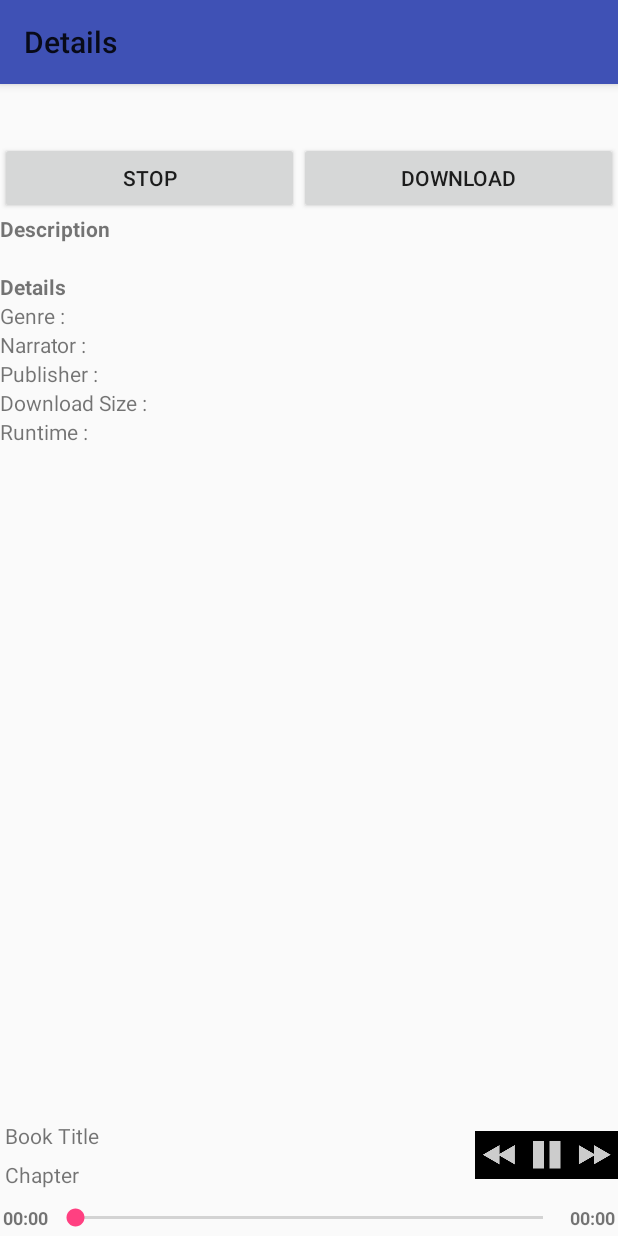
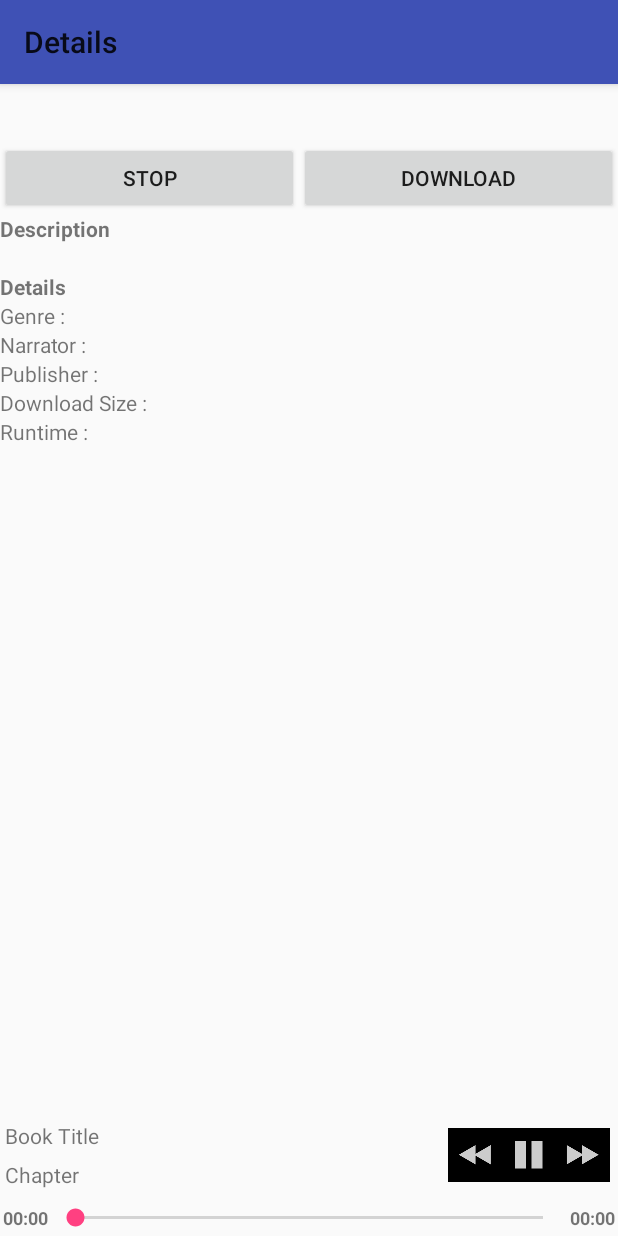
Before and after one commit to FindawayWorld/professorx, an Android app: the DetailsFragment screen opened directly, with no data from a screen before it, after a tap on "PLAY", on a phone screen of 412 x 824 dp. Run offline under Robolectric (Android 15) with nearby library versions, the phone set to English and light mode, and no system bars; our stand-ins replace Picasso; libraries missing offline, so code that uses them is left out: com.squareup.okhttp; pictures from the network do not load; 13 statements that could not run were skipped.

Commit message:
updates + tutorial
made some updates to the code to make it better as well as finished
writing the tutorial that explains.

```diff
--- a/app/src/main/java/com/findaway/audioengine/sample/book/DetailsFragment.java
+++ b/app/src/main/java/com/findaway/audioengine/sample/book/DetailsFragment.java
@@ -31,7 +31,7 @@ import com.squareup.picasso.Picasso;
 /**
  * Created by agofman on 2/8/16.
  */
-public class DetailsFragment extends Fragment implements BookView, View.OnClickListener, PlaybackListener {
+public class DetailsFragment extends Fragment implements BookView, View.OnClickListener {
 
     static String TAG = "Details Fragment";
     private BookPresenter mBookPresenter;
@@ -98,7 +98,8 @@ public class DetailsFragment extends Fragment implements BookView, View.OnClickL
     @Override
     public void setContent(Content content) {
         mContent = content;
-        Picasso.with(getActivity()).load(getActivity().getResources().getString(R.string.MR_IMAGE_COVER_BASE) + mContent.id).into(cover);
+        Picasso.with(getActivity()).load(getActivity().getResources().getString(R.string.MR_IMAGE_COVER_BASE) + mContent.id +
+                getActivity().getResources().getString(R.string.MR_IMAGE_PARAM)).into(cover);
         title.setText(mContent.title);
         author.setText(mContent.author.get(0));
         description.setText(Html.fromHtml(mContent.description));
@@ -125,44 +126,13 @@ public class DetailsFragment extends Fragment implements BookView, View.OnClickL
         } else if (v.getId() == R.id.play) {
             if (playButton.getText().equals("Play")) {
                 mPlaybackEngine.play(mAccountId, null, mContentId, mContent.chapters.get(0).part_number, mContent.chapters.get(0).chapter_number, 0);
-                mPlaybackEngine.registerPlaybackListener(this);
                 mPlayerLayout.setVisibility(View.VISIBLE);
                 playButton.setText("Stop");
             } else if ( playButton.getText().equals("Stop")) {
                 mPlaybackEngine.stop();
-                mPlaybackEngine.unregisterPlaybackListener(this);
                 mPlayerLayout.setVisibility(View.GONE);
                 playButton.setText("Play");
             }
         }
     }
-
-    @Override
-    public void error(PlaybackError playbackError) {
-        Log.e(TAG, "Playback failed: " + playbackError.message);
-
-        Log.e(TAG, "Playback failed: " + playbackError.code + " - " + playbackError.message);
-
-        if (playbackError.code.equals(PlaybackError.CONTENT_NOT_FOUND)) {
-            Toast.makeText(getActivity(), "Playback error: " + playbackError.code + " - Content not found.", Toast.LENGTH_SHORT).show();
-        } else if (playbackError.code.equals(PlaybackError.CHAPTER_NOT_FOUND)) {
-            Toast.makeText(getActivity(), "Playback error: " + playbackError.code + " - Chapter not found.", Toast.LENGTH_SHORT).show();
-        } else if (playbackError.code.equals(PlaybackError.UNAUTHORIZED)) {
-            Toast.makeText(getActivity(), "Playback error: " + playbackError.code + " - User does not have permission. Check credentials.", Toast.LENGTH_SHORT).show();
-        } else if (playbackError.code.equals(PlaybackError.FORBIDDEN)) {
-            Toast.makeText(getActivity(), "Playback error: " + playbackError.code + " - Account does not have permission.", Toast.LENGTH_SHORT).show();
-        } else {
-            Toast.makeText(getActivity(), "Playback error: " + playbackError.code + " - Not curently handled in sample app.", Toast.LENGTH_SHORT).show();
-        }
-    }
-
-    @Override
-    public void update(PlaybackProgressEvent playbackProgressEvent) {
-
-    }
-
-    @Override
-    public void update(PlaybackEvent playbackEvent) {
-
-    }
 }
--- a/app/src/main/java/com/findaway/audioengine/sample/book/PlayerFragment.java
+++ b/app/src/main/java/com/findaway/audioengine/sample/book/PlayerFragment.java
@@ -22,35 +22,26 @@ import com.findaway.audioengine.model.PlaybackError;
 import com.findaway.audioengine.model.PlaybackEvent;
 import com.findaway.audioengine.model.PlaybackProgressEvent;
 import com.findaway.audioengine.sample.R;
-import com.findaway.audioengine.sample.audiobooks.Chapter;
-import com.findaway.audioengine.sample.audiobooks.Content;
+
+import java.util.Locale;
 
 /**
  * Created by agofman on 3/7/16.
  */
-public class PlayerFragment extends Fragment implements View.OnClickListener, PlaybackListener, BookView, SeekBar.OnSeekBarChangeListener {
+public class PlayerFragment extends Fragment implements View.OnClickListener, PlaybackListener, SeekBar.OnSeekBarChangeListener {
 
     static String TAG = "Player Fragment";
     ImageButton playButton, backButton, forwardButton;
     private PlaybackEngine mPlaybackEngine;
-    private String mSessionId, mContentId, mAccountId;
     TextView mTitle, mChapter, mPlayed, mDuration;
     SeekBar mSeekBar;
     PlaybackProgressEvent mPlaybackProgressEvent;
-    PlaybackEvent mPlaybackEvent;
     private Handler uiHandler;
-    private Content mContent;
-    int mSeekTo;
+    int mProgress;
 
     @Override
     public void onCreate(Bundle savedInstanceState) {
         super.onCreate(savedInstanceState);
-
-        BookPresenter bookPresenter = new BookPresenterImpl(this);
-
-        mSessionId = getArguments().getString(BookActivity.EXTRA_SESSION_ID);
-        mContentId = getArguments().getString(BookActivity.EXTRA_CONTENT_ID);
-        mAccountId = getArguments().getString(BookActivity.EXTRA_ACCOUNT_ID);
 
         try {
             mPlaybackEngine = AudioEngine.getPlaybackEngine();
@@ -58,8 +49,6 @@ public class PlayerFragment extends Fragment implements View.OnClickListener, Pl
         } catch (AudioEngineException e) {
             Log.e(TAG, "Playback engine error.");
         }
-
-        bookPresenter.getContent(mSessionId, mContentId);
     }
 
     @Nullable
@@ -71,10 +60,8 @@ public class PlayerFragment extends Fragment implements View.OnClickListener, Pl
 
         playButton = (ImageButton) view.findViewById(R.id.barPlay);
         playButton.setOnClickListener(this);
-
         backButton = (ImageButton) view.findViewById(R.id.barBack);
         backButton.setOnClickListener(this);
-
         forwardButton = (ImageButton) view.findViewById(R.id.barForward);
         forwardButton.setOnClickListener(this);
 
@@ -85,9 +72,6 @@ public class PlayerFragment extends Fragment implements View.OnClickListener, Pl
         mSeekBar = (SeekBar) view.findViewById(R.id.seekBar);
         mSeekBar.setOnSeekBarChangeListener(this);
 
-        if (mPlaybackProgressEvent != null) {
-            uiHandler.post(updatePlayer);
-        }
         mPlaybackEngine.registerPlaybackListener(this);
 
         return view;
@@ -111,46 +95,14 @@ public class PlayerFragment extends Fragment implements View.OnClickListener, Pl
                     mPlaybackEngine.resume();
                 }
             } catch (AudioEngineException ex) {
-
+                Log.e(TAG,  "Failed trying to play or pause.");
             }
         } else if (v.getId() == R.id.barBack) {
-            try {
-                int currChapterNumber = mPlaybackEngine.getCurrentChapter();
-                int currPartNumber = mPlaybackEngine.getCurrentPart();
-                Chapter prevChapter = null;
-                for (Chapter chapter : mContent.chapters) {
-                    if (chapter.chapter_number == currChapterNumber && chapter.part_number == currPartNumber) {
-                        int index = mContent.chapters.indexOf(chapter);
-                        prevChapter = mContent.chapters.get(index - 1);
-                    }
-                }
-                mPlaybackEngine.play(mAccountId, null, mContentId, prevChapter.part_number, prevChapter.chapter_number, 0);
-            } catch (AudioEngineException ex) {
-
-            }
-
+            mPlaybackEngine.previousChapter();
+            playButton.setImageDrawable(getResources().getDrawable(R.drawable.ic_action_pause));
         } else if (v.getId() == R.id.barForward) {
-            try {
-                int currChapterNumber = mPlaybackEngine.getCurrentChapter();
-                int currPartNumber = mPlaybackEngine.getCurrentPart();
-                Chapter nextChapter = null;
-                for (Chapter chapter : mContent.chapters) {
-                    if (chapter.chapter_number == currChapterNumber && chapter.part_number == currPartNumber) {
-                        int index = mContent.chapters.indexOf(chapter);
-                        try {
-                            nextChapter = mContent.chapters.get(index + 1);
-                            mPlaybackEngine.play(mAccountId, null, mContentId, nextChapter.part_number, nextChapter.chapter_number, 0);
-                        }
-                        catch (Exception ex) {
-                            Toast.makeText(getActivity(), "This is the last chapter", Toast.LENGTH_SHORT).show();
-                        }
-                    }
-                }
-
-
-            } catch (AudioEngineException ex) {
-
-            }
+            mPlaybackEngine.nextChapter();
+            playButton.setImageDrawable(getResources().getDrawable(R.drawable.ic_action_pause));
         }
     }
 
@@ -176,17 +128,23 @@ public class PlayerFragment extends Fragment implements View.OnClickListener, Pl
     @Override
     public void update(PlaybackProgressEvent playbackProgressEvent) {
         Log.i(TAG, "Got playback progress event. Duration is " + playbackProgressEvent.duration + ", position is " + playbackProgressEvent.position);
-            mPlaybackProgressEvent = playbackProgressEvent;
-            uiHandler.post(updatePlayer);
+        mPlaybackProgressEvent = playbackProgressEvent;
+        uiHandler.post(updatePlayerProgress);
     }
 
-    private Runnable updatePlayer = new Runnable() {
+    private Runnable updatePlayerProgress = new Runnable() {
         public void run() {
             mTitle.setText(mPlaybackProgressEvent.content.title);
-            mChapter.setText(String.format("Chapter %1$d Part %2$d", mPlaybackProgressEvent.chapter.chapterNumber, mPlaybackProgressEvent.chapter.partNumber));
+            mChapter.setText(String.format(Locale.US, "Chapter %1$d Part %2$d", mPlaybackProgressEvent.chapter.chapterNumber, mPlaybackProgressEvent.chapter.partNumber));
             mSeekBar.setMax(mPlaybackProgressEvent.duration);
             mSeekBar.setProgress(mPlaybackProgressEvent.position);
-            mSeekBar.setSecondaryProgress(mPlaybackProgressEvent.duration * (mPlaybackProgressEvent.bufferedPercentage / 100));
+
+            Double bufferPercent = mPlaybackProgressEvent.bufferedPercentage.doubleValue() / 100;
+            Double buffer = mPlaybackProgressEvent.duration * bufferPercent;
+            Integer buff = buffer.intValue();
+
+            Log.i(TAG, buff.toString());
+            mSeekBar.setSecondaryProgress(buff);
             mDuration.setText(com.findaway.audioengine.mobile.util.ContentUtils.getTimeString(mPlaybackProgressEvent.duration));
             mPlayed.setText(com.findaway.audioengine.mobile.util.ContentUtils.getTimeString(mPlaybackProgressEvent.position));
         }
@@ -194,22 +152,12 @@ public class PlayerFragment extends Fragment implements View.OnClickListener, Pl
 
     @Override
     public void update(PlaybackEvent playbackEvent) {
-        mPlaybackEvent = playbackEvent;
-    }
-
-    @Override
-    public void setContent(Content content) {
-        mContent = content;
-    }
-
-    @Override
-    public void showError(String errorMessage) {
 
     }
 
     @Override
     public void onStopTrackingTouch(SeekBar seekBar) {
-        mPlaybackEngine.seekTo(mSeekTo);
+        mPlaybackEngine.seekTo(mProgress);
         mPlaybackEngine.registerPlaybackListener(this);
     }
 
@@ -220,6 +168,6 @@ public class PlayerFragment extends Fragment implements View.OnClickListener, Pl
 
     @Override
     public void onProgressChanged(SeekBar seekBar, int progress, boolean fromUser) {
-        mSeekTo = progress;
+        mProgress = progress;
     }
 }
--- a/app/src/main/res/layout/fragment_player.xml
+++ b/app/src/main/res/layout/fragment_player.xml
@@ -37,7 +37,7 @@
             android:layout_height="match_parent"
             android:orientation="horizontal"
             android:gravity="center"
-            android:layout_weight="3">
+            android:layout_weight="4">
 
             <ImageButton
                 android:id="@+id/barBack"
@@ -45,7 +45,8 @@
                 android:layout_width="wrap_content"
                 android:layout_height="wrap_content"
                 android:background="@color/black"
-                android:contentDescription="@string/play_button"/>
+                android:contentDescription="@string/play_button"
+                android:padding="2dp"/>
 
             <ImageButton
                 android:id="@+id/barPlay"
@@ -53,7 +54,8 @@
                 android:layout_width="wrap_content"
                 android:layout_height="wrap_content"
                 android:background="@color/black"
-                android:contentDescription="@string/play_button"/>
+                android:contentDescription="@string/play_button"
+                android:padding="2dp"/>
 
             <ImageButton
                 android:id="@+id/barForward"
@@ -61,7 +63,8 @@
                 android:layout_width="wrap_content"
                 android:layout_height="wrap_content"
                 android:background="@color/black"
-                android:contentDescription="@string/play_button"/>
+                android:contentDescription="@string/play_button"
+                android:padding="2dp"/>
 
         </LinearLayout>
 
--- a/app/src/main/res/values/strings.xml
+++ b/app/src/main/res/values/strings.xml
@@ -14,6 +14,7 @@
     <string name="title_activity_main">MainActivity</string>
     <string name="MR_IMAGE_COVER_BASE">http://images.findawayworld.com/v1/image/cover/</string>
     <string name="MR_IMAGE_CONTENT_LIST_PARAMS">\?width=140&amp;quality=80</string>
+    <string name="MR_IMAGE_PARAM">\?width=800&amp;quality=60</string>
     <string name="chapter_number">Chapter number</string>
     <string name="part_number">Part Number</string>
     <string name="duration">duration</string>
--- a/build.gradle
+++ b/build.gradle
@@ -5,7 +5,7 @@ buildscript {
         jcenter()
     }
     dependencies {
-        classpath 'com.android.tools.build:gradle:1.5.0'
+        classpath 'com.android.tools.build:gradle:2.1.0-alpha1'
 
         // NOTE: Do not place your application dependencies here; they belong
         // in the individual module build.gradle files
```
Also changed, not shown: 1 other file.
